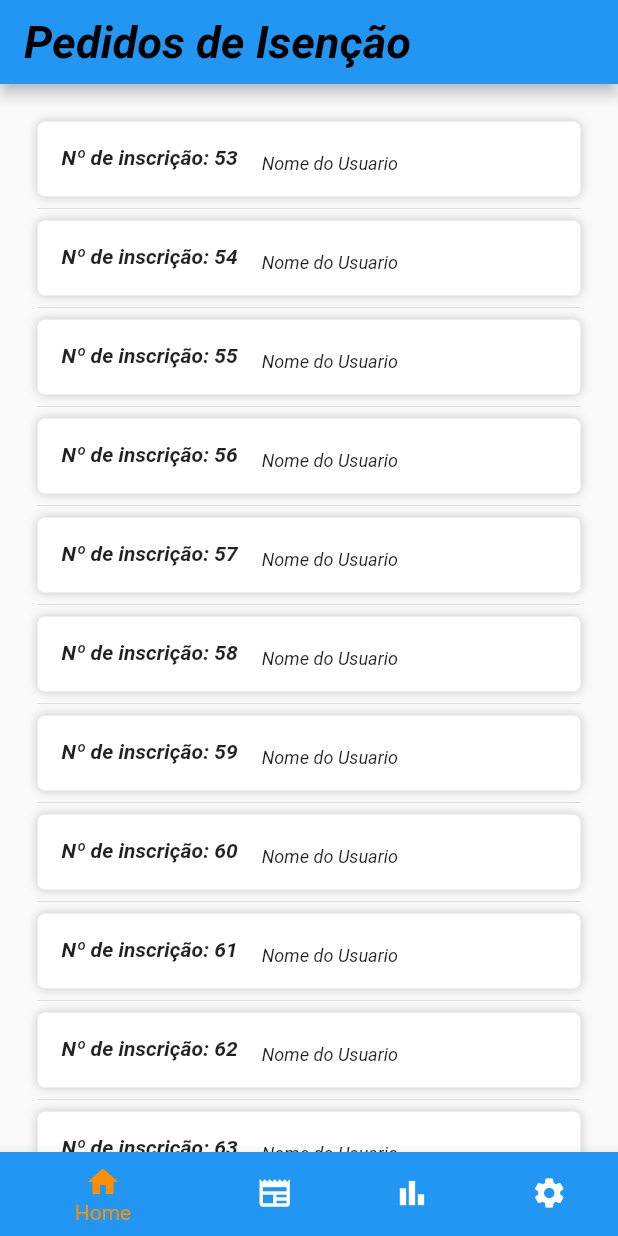
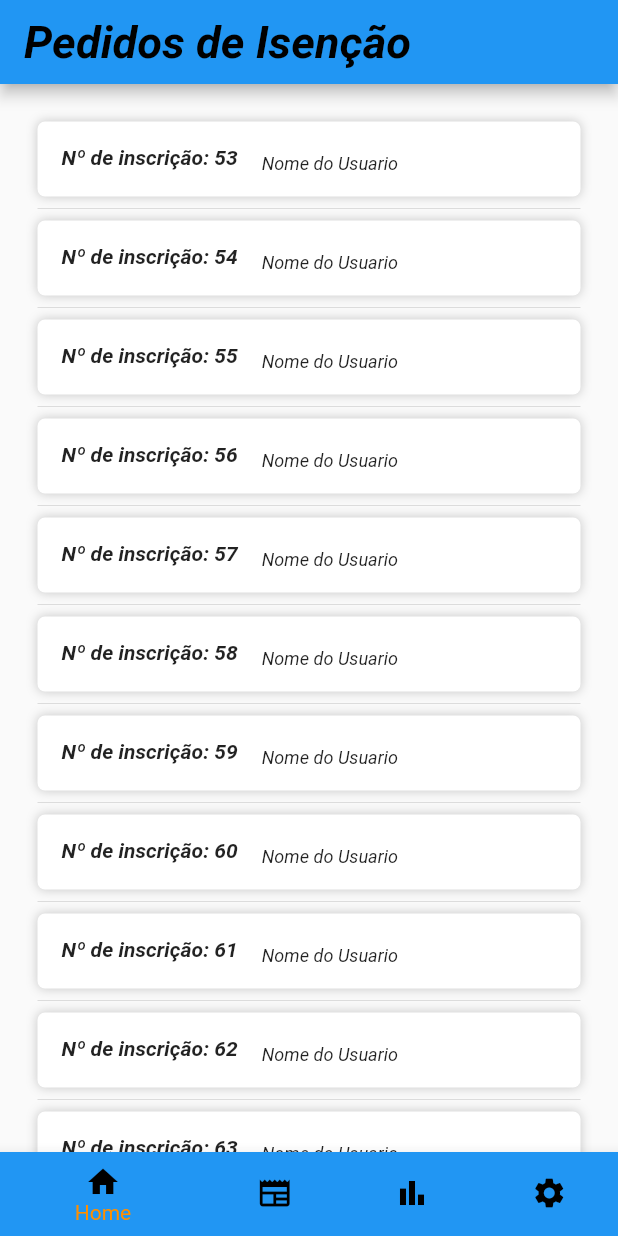
Before and after one commit to carlos-andrey/gerencia_de_concursos, a Flutter app: the screen it shows after launch, on a phone screen of 412 x 824 dp. Run offline on Flutter 3.47's test engine with Material 2 defaults, Android fonts, the phone set to English and light mode, and no system bars; our stand-ins replace syncfusion_flutter_charts.

Commit message:
modificando cor dos icones do bottom bar

```diff
--- a/lib/pages/home_page.dart
+++ b/lib/pages/home_page.dart
@@ -40,22 +40,22 @@ class _HomePageState extends State<HomePage> {
       bottomNavigationBar: BottomNavigationBar(
         items: const <BottomNavigationBarItem>[
           BottomNavigationBarItem(
-            icon: Icon(Icons.home),
+            icon: Icon(Icons.home, color: cor_preta),
             label: 'Home',
             backgroundColor: cor_azul,
           ),
           BottomNavigationBarItem(
-            icon: Icon(Icons.newspaper),
+            icon: Icon(Icons.newspaper, color: cor_preta),
             label: 'Editais',
             backgroundColor: cor_azul,
           ),
           BottomNavigationBarItem(
-            icon: Icon(Icons.bar_chart),
+            icon: Icon(Icons.bar_chart, color: cor_preta,),
             label: 'Dashboard?',
             backgroundColor: cor_azul,
           ),
           BottomNavigationBarItem(
-            icon: Icon(Icons.settings),
+            icon: Icon(Icons.settings, color: cor_preta),
             label: 'Settings',
             backgroundColor: cor_azul,
           ),
```
